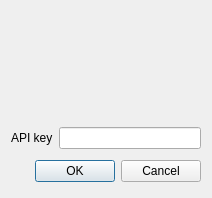
Above: ui/dialog_config.ui from MIERUNE/qgis-here-api-plugin before the change. Below: the same form after it.
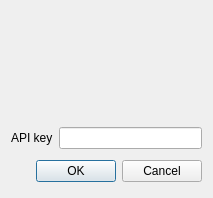
That is the form after the change. Icons and pictures are not drawn.

The edit to the form file:
```diff
--- a/ui/dialog_config.ui
+++ b/ui/dialog_config.ui
@@ -6,7 +6,7 @@
    <rect>
     <x>0</x>
     <y>0</y>
-    <width>212</width>
+    <width>213</width>
     <height>198</height>
    </rect>
   </property>
```
Left out of the diff: 2 changed lines with no effect on the pictures.
